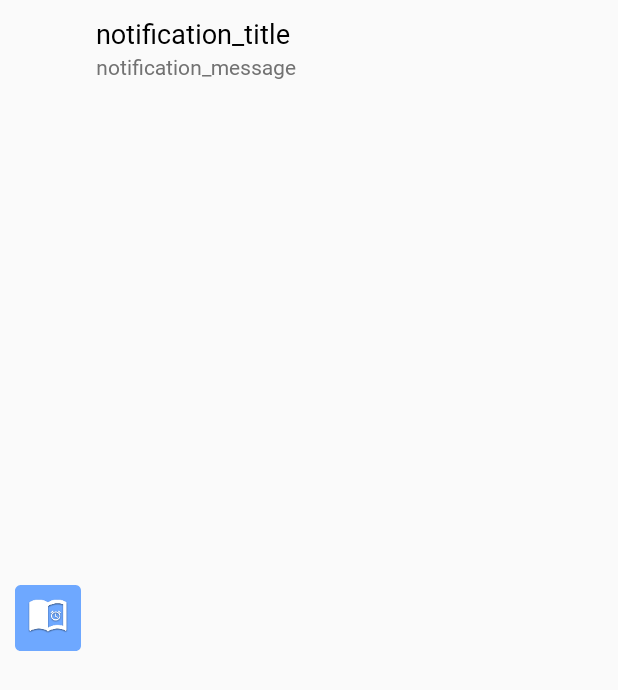
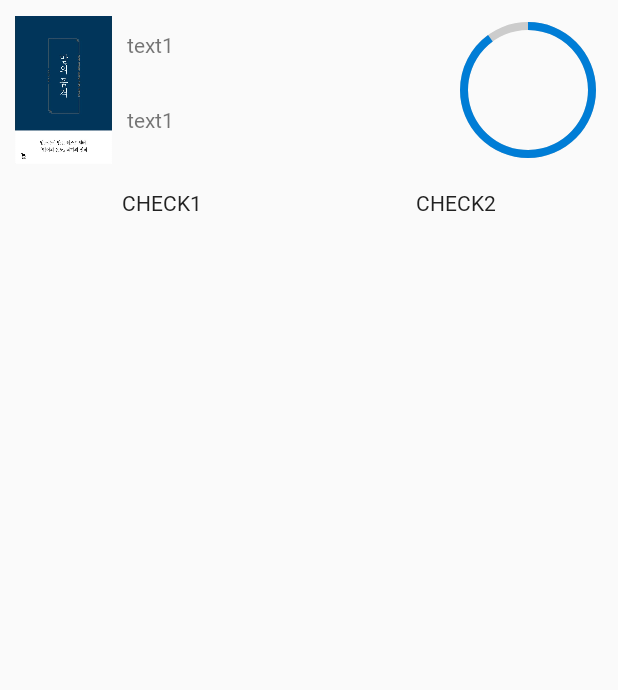
Before and after one commit to ajou-jipjung/plaemo, an Android app: the layout notification_foreground.xml on its own in the app's theme, with its tools: preview values and no code run, on a phone screen of 412 x 824 dp. Shown: the top 690 px of the screen. Run offline under Robolectric (Android 15) with nearby library versions, the phone set to English and light mode, and no system bars.

Commit message:
알림 실행 시, 팝업창(hands on notification)으로 실행 팝업창에서 이어보기 기능 추가 남은일 -intent 부모 설정 -다시알림 기능 구연

```diff
--- a/app/src/main/AndroidManifest.xml
+++ b/app/src/main/AndroidManifest.xml
@@ -9,6 +9,7 @@
     <uses-permission android:name="android.permission.WRITE_EXTERNAL_STORAGE" />
     <uses-permission android:name="android.permission.SYSTEM_ALERT_WINDOW"/>
     <uses-permission android:name="android.permission.FOREGROUND_SERVICE" />
+    <uses-permission android:name="android.permission.USE_FULL_SCREEN_INTENT"/>
 
     <application
         android:allowBackup="true"
@@ -45,6 +46,7 @@
         <activity android:name=".PlaemoMemoListActivity" />
         <activity android:name=".PlaemoBookNewMemoActivity" />
         <activity android:name=".PlaemoAlarmSetActivity" />
+        <activity android:name=".PlaemoAlarmPopupActivity"/>
         <activity
             android:name=".SplashActivity"
             android:theme="@style/SplashTheme">
--- a/app/src/main/java/com/po771/plaemo/AlarmLoader.java
+++ b/app/src/main/java/com/po771/plaemo/AlarmLoader.java
@@ -113,6 +113,7 @@ public class AlarmLoader {
         ComponentName receiver = new ComponentName(context, DeviceBootReceiver.class);
         Intent alarmIntent = new Intent(context, AlarmReceiver.class);
         alarmIntent.putExtra("alarm_id",item_alarm.get_id());
+        alarmIntent.putExtra("book_id",item_alarm.getBook_id());
         final int _id = item_alarm.getCase_id()+index;
         Log.d("settingalarm","case_id "+_id);
         PendingIntent pendingIntent = PendingIntent.getBroadcast(context, _id, alarmIntent, PendingIntent.FLAG_CANCEL_CURRENT);
--- /dev/null
+++ b/app/src/main/res/drawable/circle_shape.xml
@@ -0,0 +1,11 @@
+<?xml version="1.0" encoding="utf-8"?>
+<shape
+    xmlns:android="http://schemas.android.com/apk/res/android"
+    android:shape="ring"
+    android:innerRadiusRatio="2.5"
+    android:thickness="5dp"
+    android:useLevel="false">
+
+    <solid android:color="#CCC" />
+
+</shape>
--- /dev/null
+++ b/app/src/main/res/drawable/circular_progress_bar.xml
@@ -0,0 +1,18 @@
+<?xml version="1.0" encoding="utf-8"?>
+<rotate xmlns:android="http://schemas.android.com/apk/res/android"
+    android:fromDegrees="270"
+    android:toDegrees="270">
+    <shape
+        android:innerRadiusRatio="2.5"
+        android:shape="ring"
+        android:thickness="5dp"
+        android:useLevel="true"><!-- this line fixes the issue for lollipop api 21 -->
+
+        <gradient
+            android:angle="0"
+            android:endColor="#007DD6"
+            android:startColor="#007DD6"
+            android:type="sweep"
+            android:useLevel="false" />
+    </shape>
+</rotate>
--- a/app/src/main/res/layout/notification_foreground.xml
+++ b/app/src/main/res/layout/notification_foreground.xml
@@ -1,36 +1,71 @@
 <?xml version="1.0" encoding="utf-8"?>
 <LinearLayout xmlns:android="http://schemas.android.com/apk/res/android"
     android:layout_width="match_parent"
-    android:layout_height="match_parent"
-    android:orientation="horizontal">
-
-    <ImageView
-        android:layout_width="44dp"
-        android:layout_height="44dp"
-        android:layout_marginLeft="10dp"
-        android:layout_gravity="center_vertical"
-        android:src="@mipmap/ic_launcher" />
+    android:layout_height="160dp"
+    android:orientation="vertical"
+    android:layout_marginHorizontal="10dp">
 
     <LinearLayout
+        android:layout_marginTop="10dp"
         android:layout_width="match_parent"
-        android:layout_height="wrap_content"
-        android:layout_margin="10dp"
-        android:orientation="vertical">
+        android:layout_height="100dp"
+        android:orientation="horizontal">
+        <ImageView
+            android:id="@+id/popup_alarmimage"
+            android:layout_width="wrap_content"
+            android:maxWidth="100dp"
+            android:layout_height="match_parent"
+            android:adjustViewBounds="true"
+            android:src="@drawable/book1"/>
+        <LinearLayout
+            android:layout_marginLeft="10dp"
+            android:layout_width="0dp"
+            android:layout_height="match_parent"
+            android:layout_weight="1"
+            android:orientation="vertical">
+            <TextView
+                android:id="@+id/popup_alarmname"
+                android:layout_width="match_parent"
+                android:layout_height="40dp"
+                android:gravity="center_vertical"
+                android:text="text1"/>
+            <TextView
+                android:id="@+id/popup_alarmtext"
+                android:layout_width="match_parent"
+                android:layout_height="60dp"
+                android:gravity="center_vertical"
+                android:text="text1"/>
 
-        <TextView
-            android:layout_width="match_parent"
-            android:layout_height="wrap_content"
-            android:layout_gravity="center_vertical"
-            android:text="notification_title"
-            android:textColor="@android:color/black"
-            android:textSize="18sp" />
 
-        <TextView
-            android:layout_width="match_parent"
-            android:layout_height="wrap_content"
-            android:layout_gravity="center_vertical"
-            android:text="notification_message"
-            android:textColor="@color/darkgray"
-            android:textSize="14sp" />
+        </LinearLayout>
+        <ProgressBar
+            android:max="100"
+            android:progress="90"
+            android:id="@+id/popup_progressBar"
+            style="?android:attr/progressBarStyleHorizontal"
+            android:progressDrawable="@drawable/circular_progress_bar"
+            android:background="@drawable/circle_shape"
+            android:layout_width="100dp"
+            android:layout_height="match_parent"
+            />
+
+    </LinearLayout>
+    <LinearLayout
+        android:layout_width="match_parent"
+        android:layout_height="50dp">
+        <Button
+            android:id="@+id/popup_alarmbutton1"
+            android:layout_width="0dp"
+            android:layout_height="50dp"
+            android:layout_weight="1"
+            android:background="@android:color/transparent"
+            android:text="check1"/>
+        <Button
+            android:id="@+id/popup_alarmbutton2"
+            android:layout_width="0dp"
+            android:layout_height="50dp"
+            android:layout_weight="1"
+            android:background="@android:color/transparent"
+            android:text="check2"/>
     </LinearLayout>
 </LinearLayout>
```
Also changed, not shown: app/src/main/java/com/po771/plaemo/AlarmReceiver.java (+127 -6 lines), app/src/main/java/com/po771/plaemo/AlarmService.java (+32 -11 lines), app/src/main/java/com/po771/plaemo/PDFViewerActivity.java (+33 -0 lines), app/src/main/java/com/po771/plaemo/PlaemoAlarmPopupActivity.java (added, +145 -0 lines), app/src/main/res/layout/activity_alarm_popup.xml (added, +104 -0 lines), app/src/main/res/layout/alarm_popup.xml (deleted, +0 -34 lines).
